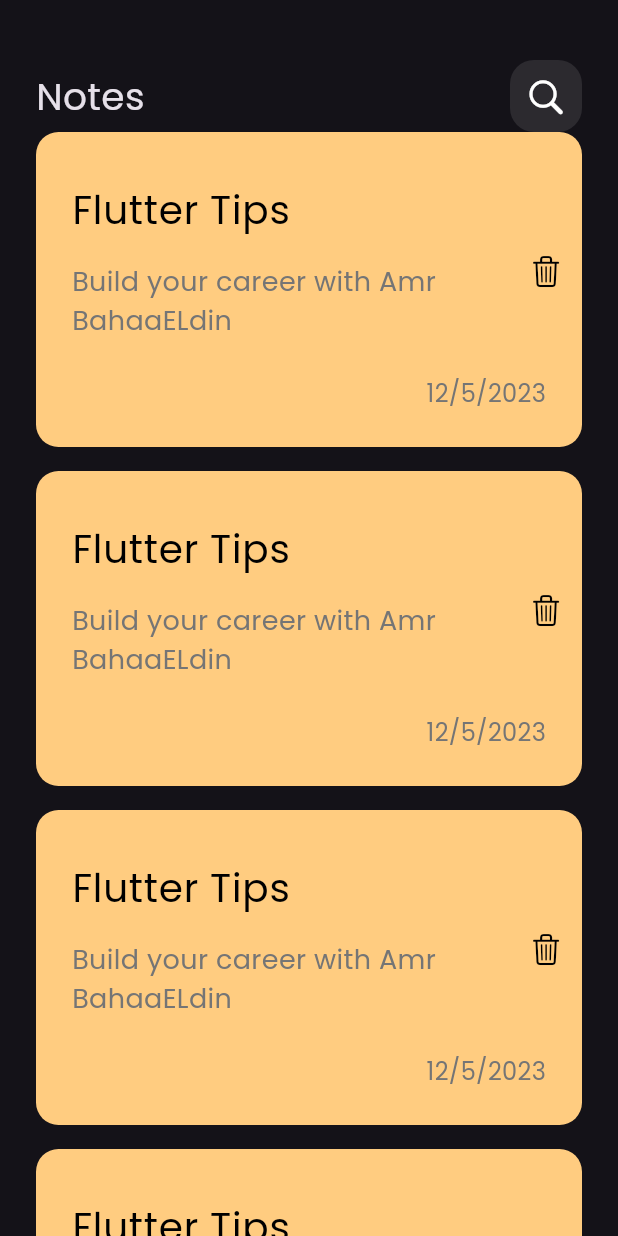
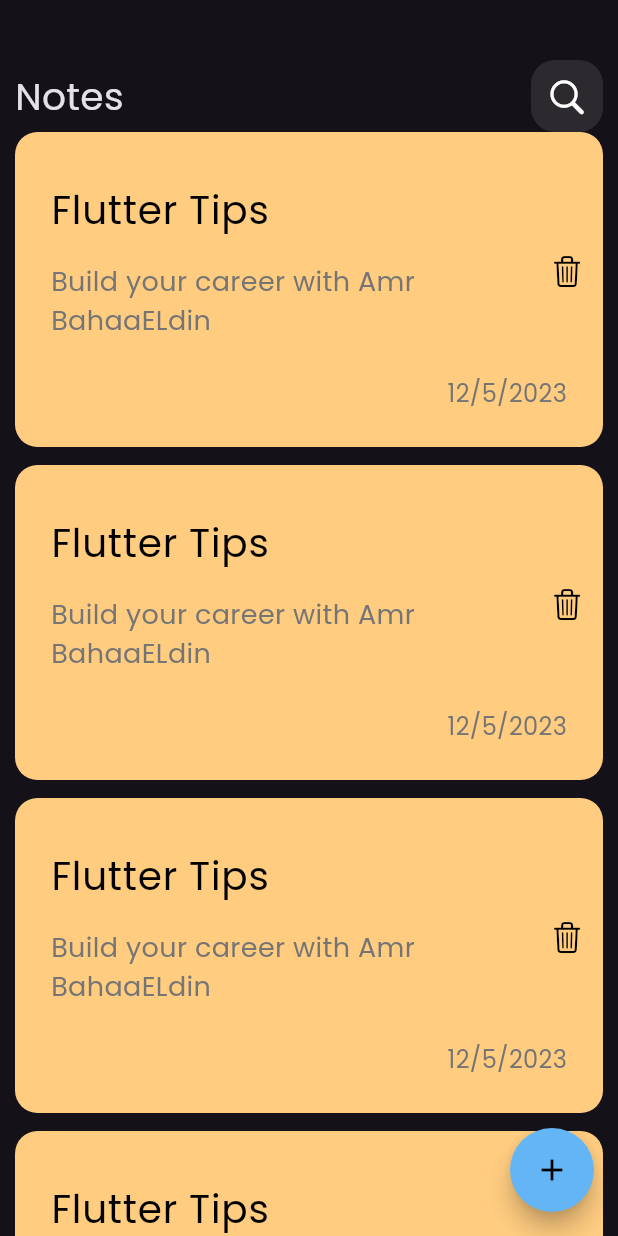
Before and after one commit to AmrBahaaEldin/NoteApp, a Flutter app: the screen it shows after launch, on a phone screen of 412 x 824 dp. Run offline on Flutter 3.47's test engine with Material 3 defaults, Android fonts, the phone set to English and light mode, and no system bars; our stand-ins replace google_fonts.

Commit message:
add all ui

```diff
--- /dev/null
+++ b/lib/core/constants/colorApp.dart
@@ -0,0 +1,6 @@
+import 'package:flutter/material.dart';
+
+class AppColor{
+  AppColor._();
+  static Color primaryColor=Color(0xff62fcd7);
+}
--- a/lib/features/home/presentation/home_screen.dart
+++ b/lib/features/home/presentation/home_screen.dart
@@ -1,4 +1,7 @@
+import 'dart:ui';
+
 import 'package:flutter/material.dart';
+import 'package:notesapp/features/home/presentation/widgets/addButtomSheet.dart';
 import 'package:notesapp/features/home/presentation/widgets/noteViewBody.dart';
 
 
@@ -9,6 +12,21 @@ class HomeScreen extends StatelessWidget {
   Widget build(BuildContext context) {
     return Scaffold(
       body: NoteViewBody(),
+      floatingActionButton: FloatingActionButton(
+        backgroundColor: Colors.blue.shade300,
+        shape: CircleBorder(),
+        onPressed: () {
+          showModalBottomSheet(
+            shape: RoundedRectangleBorder(
+              borderRadius: BorderRadius.circular(16)
+              ),
+
+
+            context: context,
+            builder:(context) {
+            return AddNoteBottomSheet();
+          },);
+      }, child: Icon(Icons.add,color: Colors.black,),),
     );
   }
 }
--- a/lib/features/home/presentation/widgets/customListView.dart
+++ b/lib/features/home/presentation/widgets/ListViewNote.dart
@@ -6,9 +6,7 @@ class CustomListView extends StatelessWidget {
 
   @override
   Widget build(BuildContext context) {
-    return ListView.separated(
-      itemCount: 14,
-      separatorBuilder: (context, index) => SizedBox(height: 16,),
+    return ListView.builder(
       itemBuilder: (context, index) => CustomItemNote(),
     );
   }
--- a/lib/features/home/presentation/widgets/customItemNote.dart
+++ b/lib/features/home/presentation/widgets/customItemNote.dart
@@ -8,6 +8,7 @@ class CustomItemNote extends StatelessWidget {
   @override
   Widget build(BuildContext context) {
     return Container(
+      margin: EdgeInsets.only(bottom: 12),
       padding: EdgeInsets.only(top: 24,bottom: 24,left: 24,),
       decoration:BoxDecoration(
         borderRadius: BorderRadius.all(Radius.circular(15)),
--- a/lib/features/home/presentation/widgets/noteViewBody.dart
+++ b/lib/features/home/presentation/widgets/noteViewBody.dart
@@ -2,7 +2,7 @@ import 'package:flutter/material.dart';
 import 'package:notesapp/features/home/presentation/widgets/customAppBar.dart';
 
 import 'customItemNote.dart';
-import 'customListView.dart';
+import 'ListViewNote.dart';
 
 class NoteViewBody extends StatelessWidget {
   const NoteViewBody({super.key});
@@ -11,7 +11,7 @@ class NoteViewBody extends StatelessWidget {
   Widget build(BuildContext context) {
 
     return Padding(
-      padding: EdgeInsets.symmetric(horizontal: 24),
+      padding: EdgeInsets.symmetric(horizontal: 10),
       child: Column(
         children: [
           SizedBox(height: 40,),
```
Also changed, not shown: lib/features/home/presentation/widgets/addButtomSheet.dart (added, +26 -0 lines), lib/features/home/presentation/widgets/customTextfield.dart (added, +34 -0 lines), lib/features/home/presentation/widgets/gg.dart (deleted, +0 -8 lines).
